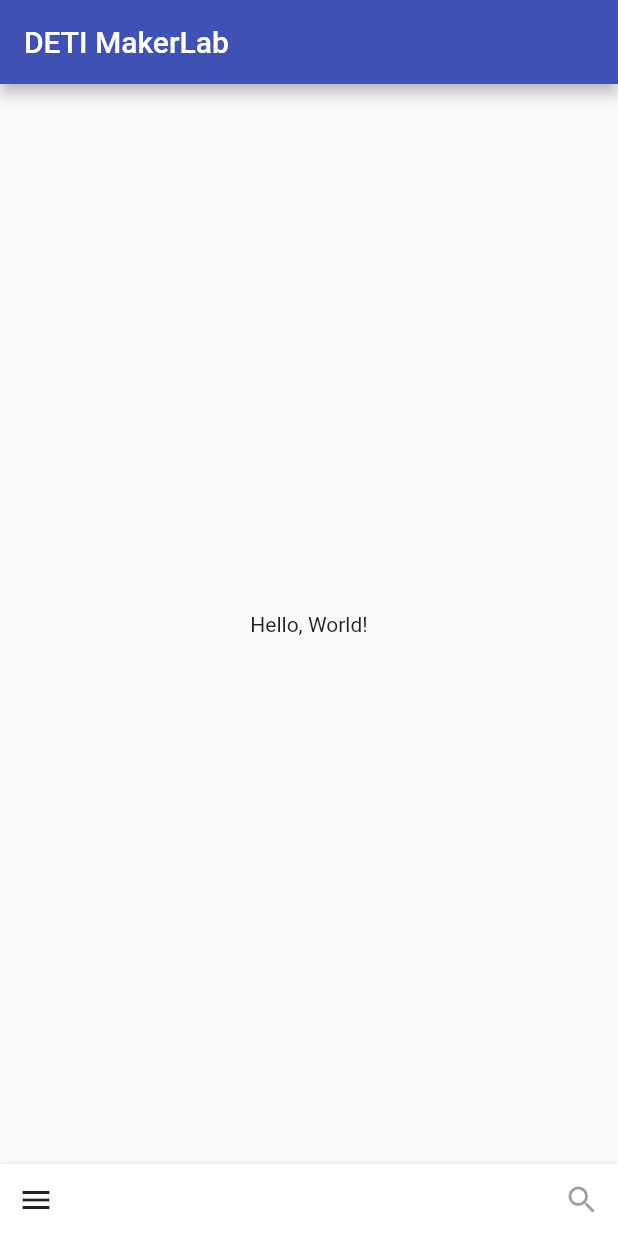
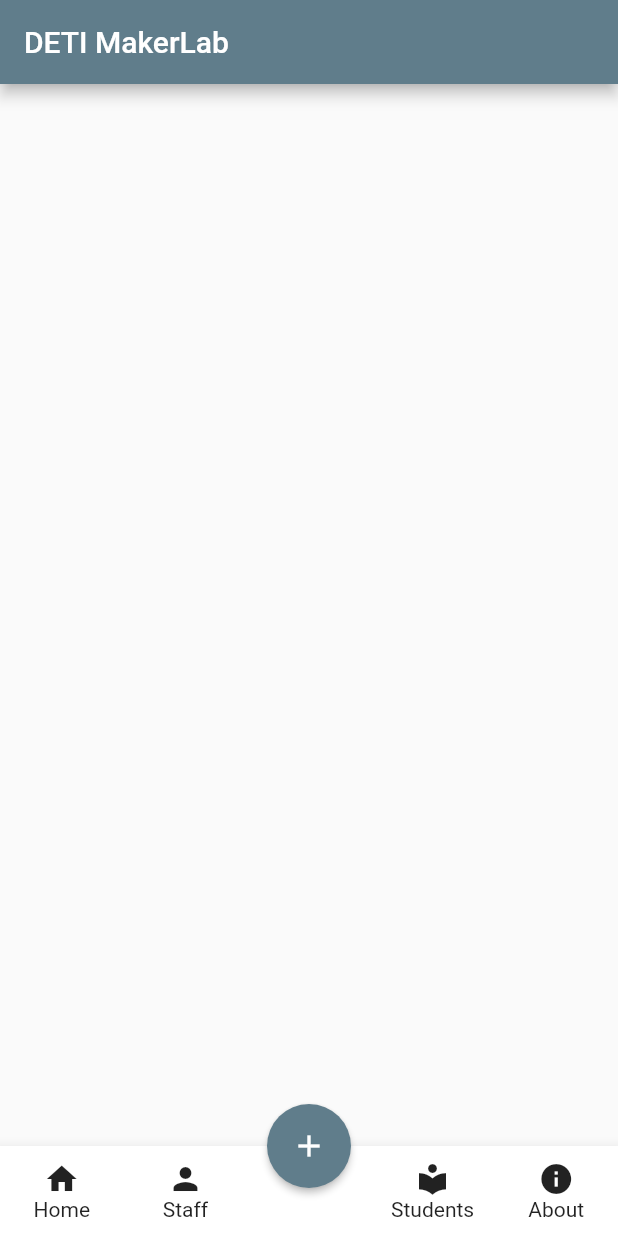
Before and after one commit to viniciusbenite/makerlab2020, a Flutter app: the screen it shows after launch, on a phone screen of 412 x 824 dp. Run offline on Flutter 3.47's test engine with Material 2 defaults, Android fonts, the light colour scheme and no system bars.

Commit message:
Add bottom navigarion bar

```diff
--- a/makerlab/lib/main.dart
+++ b/makerlab/lib/main.dart
@@ -1,6 +1,5 @@
 import 'package:flutter/material.dart';
-import 'package:makerlab/screens/about.dart';
-import 'package:makerlab/values/colors.dart';
+import 'package:makerlab/widgets/fab.dart';
 
 void main() {
   runApp(MyApp());
@@ -12,13 +11,10 @@
     return MaterialApp(
       title: 'DETI MakerLab',
       theme: ThemeData(
-        primarySwatch: kPrimaryColor,
+        primarySwatch: Colors.blueGrey,
         visualDensity: VisualDensity.adaptivePlatformDensity,
       ),
       home: MyHomePage(title: 'DETI MakerLab'),
-      routes: {
-        '/about': (context) => About(),
-      },
     );
   }
 }
@@ -33,91 +29,26 @@
 }
 
 class _MyHomePageState extends State<MyHomePage> {
-  final Widget _leading = Builder(builder: (BuildContext context) {
-    return IconButton(
-      icon: const Icon(Icons.menu),
-      onPressed: () {
-        Scaffold.of(context).openDrawer();
-      },
-      tooltip: MaterialLocalizations.of(context).openAppDrawerTooltip,
-    );
-  });
-
-  Widget _drawer(context) => Drawer(
-        child: ListView(
-          padding: EdgeInsets.zero,
-          children: <Widget>[
-            DrawerHeader(
-              // TODO: change header
-              decoration: BoxDecoration(
-                color: kPrimaryColor,
-              ),
-              child: Text(
-                'Drawer Header',
-                style: TextStyle(
-                  color: Colors.white,
-                  fontSize: 24,
-                ),
-              ),
-            ),
-            ListTile(
-              leading: Icon(Icons.accessibility),
-              title: Text('Staff'),
-              onTap: () {
-                //TODO start staff
-              },
-            ),
-            ListTile(
-              leading: Icon(Icons.library_books),
-              title: Text('Students'),
-              onTap: () {
-                //TODO start students
-              },
-            ),
-            ListTile(
-              leading: Icon(Icons.settings),
-              title: Text('About'),
-              onTap: () {
-                Navigator.pushNamed(context, "/about");
-              },
-            ),
-          ],
-        ),
-      );
-
   @override
   Widget build(BuildContext context) {
     return Scaffold(
       appBar: AppBar(
         title: Text(widget.title),
-        automaticallyImplyLeading: false,
       ),
-      body: Center(
-        child: Column(
-          mainAxisAlignment: MainAxisAlignment.center,
-          children: <Widget>[
-            Text(
-              'Hello, World!',
-            ),
-          ],
-        ),
+      bottomNavigationBar: FABBottomAppBar(
+        items: [
+          FABBottomAppBarItem(iconData: Icons.home, text: 'Home'),
+          FABBottomAppBarItem(iconData: Icons.person, text: 'Staff'),
+          FABBottomAppBarItem(iconData: Icons.local_library, text: 'Students'),
+          FABBottomAppBarItem(iconData: Icons.info, text: 'About'),
+        ],
       ),
-      // Left menu
-      drawer: _drawer(context),
-      bottomNavigationBar: BottomAppBar(
-        elevation: 4.0,
-        child: new Row(
-          mainAxisSize: MainAxisSize.max,
-          mainAxisAlignment: MainAxisAlignment.spaceBetween,
-          children: <Widget>[
-            _leading,
-            IconButton(
-              icon: Icon(Icons.search),
-              onPressed: null,
-              tooltip: MaterialLocalizations.of(context).searchFieldLabel,
-            ),
-          ],
-        ),
+      floatingActionButtonLocation: FloatingActionButtonLocation.centerDocked,
+      floatingActionButton: FloatingActionButton(
+        onPressed: () {},
+        tooltip: 'Add',
+        child: Icon(Icons.add),
+        elevation: 2.0,
       ),
     );
   }
--- a/makerlab/lib/screens/about.dart
+++ /dev/null
@@ -1,10 +0,0 @@
-import 'package:flutter/material.dart';
-
-class About extends StatelessWidget {
-  @override
-  Widget build(BuildContext context) {
-    return Center(
-      child: Text('data'),
-    );
-  }
-}
--- a/makerlab/lib/values/colors.dart
+++ /dev/null
@@ -1,3 +0,0 @@
-import 'package:flutter/material.dart';
-
-const kPrimaryColor = Colors.indigo;
--- /dev/null
+++ b/makerlab/lib/widgets/fab.dart
@@ -0,0 +1,117 @@
+import 'package:flutter/material.dart';
+
+class FABBottomAppBarItem {
+  FABBottomAppBarItem({this.iconData, this.text});
+  IconData iconData;
+  String text;
+}
+
+class FABBottomAppBar extends StatefulWidget {
+  FABBottomAppBar({
+    this.items,
+    this.centerItemText,
+    this.height: 60.0,
+    this.iconSize: 24.0,
+    this.backgroundColor,
+    this.color,
+    this.selectedColor,
+    this.notchedShape,
+    this.onTabSelected,
+  }) {
+    assert(this.items.length == 2 || this.items.length == 4);
+  }
+  final List<FABBottomAppBarItem> items;
+  final String centerItemText;
+  final double height;
+  final double iconSize;
+  final Color backgroundColor;
+  final Color color;
+  final Color selectedColor;
+  final NotchedShape notchedShape;
+  final ValueChanged<int> onTabSelected;
+
+  @override
+  State<StatefulWidget> createState() => FABBottomAppBarState();
+}
+
+class FABBottomAppBarState extends State<FABBottomAppBar> {
+  int _selectedIndex = 0;
+
+  _updateIndex(int index) {
+    widget.onTabSelected(index);
+    setState(() {
+      _selectedIndex = index;
+    });
+  }
+
+  @override
+  Widget build(BuildContext context) {
+    List<Widget> items = List.generate(widget.items.length, (int index) {
+      return _buildTabItem(
+        item: widget.items[index],
+        index: index,
+        onPressed: _updateIndex,
+      );
+    });
+    items.insert(items.length >> 1, _buildMiddleTabItem());
+
+    return BottomAppBar(
+      shape: widget.notchedShape,
+      child: Row(
+        mainAxisSize: MainAxisSize.max,
+        mainAxisAlignment: MainAxisAlignment.spaceAround,
+        children: items,
+      ),
+      color: widget.backgroundColor,
+    );
+  }
+
+  Widget _buildMiddleTabItem() {
+    return Expanded(
+      child: SizedBox(
+        height: widget.height,
+        child: Column(
+          mainAxisSize: MainAxisSize.min,
+          mainAxisAlignment: MainAxisAlignment.center,
+          children: <Widget>[
+            SizedBox(height: widget.iconSize),
+            Text(
+              widget.centerItemText ?? '',
+              style: TextStyle(color: widget.color),
+            ),
+          ],
+        ),
+      ),
+    );
+  }
+
+  Widget _buildTabItem({
+    FABBottomAppBarItem item,
+    int index,
+    ValueChanged<int> onPressed,
+  }) {
+    Color color = _selectedIndex == index ? widget.selectedColor : widget.color;
+    return Expanded(
+      child: SizedBox(
+        height: widget.height,
+        child: Material(
+          type: MaterialType.transparency,
+          child: InkWell(
+            onTap: () => onPressed(index),
+            child: Column(
+              mainAxisSize: MainAxisSize.min,
+              mainAxisAlignment: MainAxisAlignment.center,
+              children: <Widget>[
+                Icon(item.iconData, color: color, size: widget.iconSize),
+                Text(
+                  item.text,
+                  style: TextStyle(color: color),
+                )
+              ],
+            ),
+          ),
+        ),
+      ),
+    );
+  }
+}
```
Also changed, not shown: makerlab/lib/widgets/leading.dart (deleted), makerlab/pubspec.lock.
